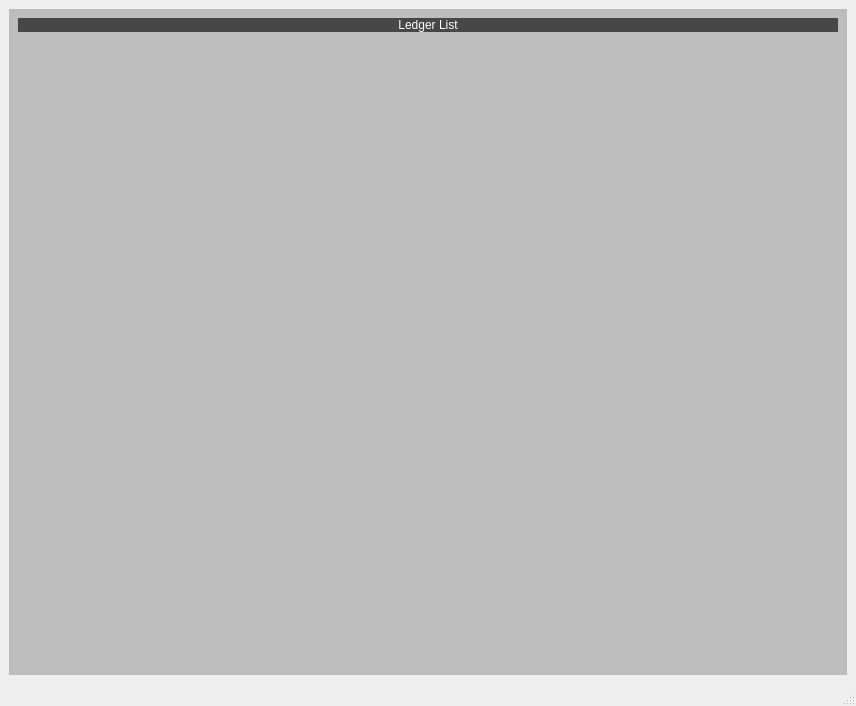
Qt form Resources/Ui/AlterLedgerList.ui (Darshitjivani/MBAS) before a commit.
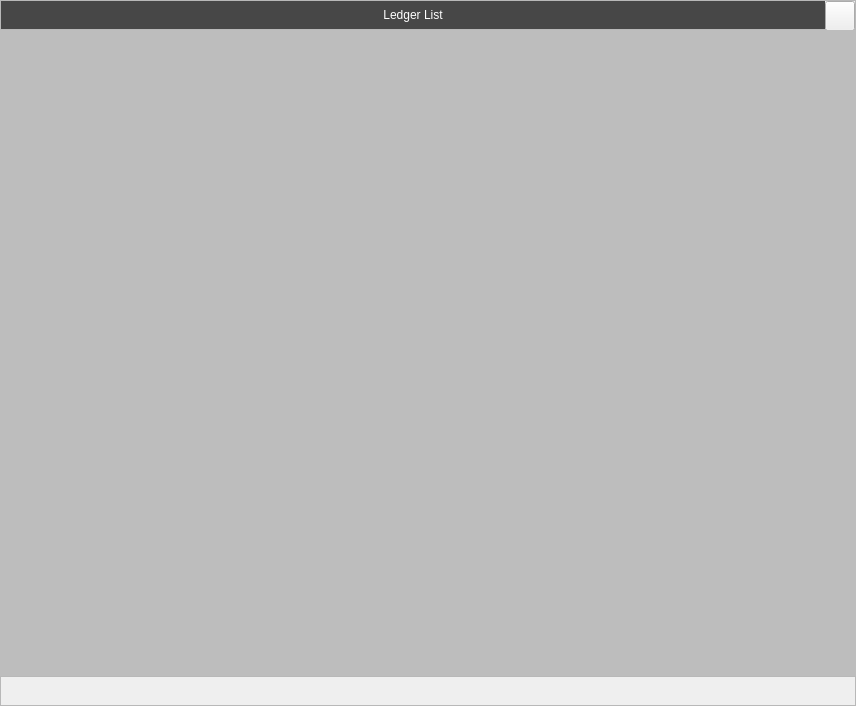
The same form after that commit. Icons and pictures are not drawn.

What changed in the file:
```diff
--- a/Resources/Ui/AlterLedgerList.ui
+++ b/Resources/Ui/AlterLedgerList.ui
@@ -13,17 +13,70 @@
   <property name="windowTitle">
    <string>MainWindow</string>
   </property>
+  <property name="styleSheet">
+   <string notr="true">font: 12pt &quot;Sitka Text&quot;;</string>
+  </property>
   <widget class="QWidget" name="centralwidget">
-   <layout class="QGridLayout" name="gridLayout">
+   <layout class="QGridLayout" name="gridLayout_2">
+    <property name="leftMargin">
+     <number>0</number>
+    </property>
+    <property name="topMargin">
+     <number>0</number>
+    </property>
+    <property name="rightMargin">
+     <number>0</number>
+    </property>
+    <property name="bottomMargin">
+     <number>0</number>
+    </property>
+    <property name="spacing">
+     <number>0</number>
+    </property>
     <item row="0" column="0">
-     <widget class="QWidget" name="widget" native="true">
-      <property name="styleSheet">
-       <string notr="true">background-color: rgb(189, 189, 189);
-border:none</string>
+     <widget class="QFrame" name="frame">
+      <property name="maximumSize">
+       <size>
+        <width>16777215</width>
+        <height>30</height>
+       </size>
       </property>
-      <layout class="QGridLayout" name="gridLayout_2">
+      <property name="frameShape">
+       <enum>QFrame::StyledPanel</enum>
+      </property>
+      <property name="frameShadow">
+       <enum>QFrame::Raised</enum>
+      </property>
+      <layout class="QGridLayout" name="gridLayout">
+       <property name="leftMargin">
+        <number>0</number>
+       </property>
+       <property name="topMargin">
+        <number>0</number>
+       </property>
+       <property name="rightMargin">
+        <number>0</number>
+       </property>
+       <property name="bottomMargin">
+        <number>0</number>
+       </property>
+       <property name="spacing">
+        <number>0</number>
+       </property>
        <item row="0" column="0">
         <widget class="QLabel" name="label">
+         <property name="minimumSize">
+          <size>
+           <width>0</width>
+           <height>0</height>
+          </size>
+         </property>
+         <property name="maximumSize">
+          <size>
+           <width>16777215</width>
+           <height>30</height>
+          </size>
+         </property>
          <property name="styleSheet">
           <string notr="true">background-color: rgb(71, 71, 71);
 color: rgb(255, 255, 255);
@@ -38,25 +91,82 @@
          </property>
         </widget>
        </item>
-       <item row="1" column="0">
-        <widget class="QListWidget" name="listWidget"/>
+       <item row="0" column="1">
+        <widget class="QPushButton" name="pushButton">
+         <property name="minimumSize">
+          <size>
+           <width>30</width>
+           <height>30</height>
+          </size>
+         </property>
+         <property name="maximumSize">
+          <size>
+           <width>30</width>
+           <height>30</height>
+          </size>
+         </property>
+         <property name="text">
+          <string/>
+         </property>
+         <property name="icon">
+          <iconset resource="../icons/icons.qrc">
+           <normaloff>:/newPrefix/icons/x.svg</normaloff>:/newPrefix/icons/x.svg</iconset>
+         </property>
+         <property name="iconSize">
+          <size>
+           <width>20</width>
+           <height>20</height>
+          </size>
+         </property>
+        </widget>
        </item>
       </layout>
      </widget>
     </item>
+    <item row="1" column="0">
+     <widget class="QWidget" name="widget" native="true">
+      <property name="styleSheet">
+       <string notr="true">background-color: rgb(189, 189, 189);
+border:none</string>
+      </property>
+      <layout class="QGridLayout" name="gridLayout_3">
+       <item row="0" column="0">
+        <widget class="QListWidget" name="listWidget">
+         <property name="sizePolicy">
+          <sizepolicy hsizetype="Fixed" vsizetype="Expanding">
+           <horstretch>0</horstretch>
+           <verstretch>0</verstretch>
+          </sizepolicy>
+         </property>
+        </widget>
+       </item>
+      </layout>
+     </widget>
+    </item>
+    <item row="2" column="0">
+     <widget class="QFrame" name="frame_2">
+      <property name="minimumSize">
+       <size>
+        <width>0</width>
+        <height>30</height>
+       </size>
+      </property>
+      <property name="maximumSize">
+       <size>
+        <width>16777215</width>
+        <height>30</height>
+       </size>
+      </property>
+      <property name="frameShape">
+       <enum>QFrame::StyledPanel</enum>
+      </property>
+      <property name="frameShadow">
+       <enum>QFrame::Raised</enum>
+      </property>
+     </widget>
+    </item>
    </layout>
   </widget>
-  <widget class="QMenuBar" name="menubar">
-   <property name="geometry">
-    <rect>
-     <x>0</x>
-     <y>0</y>
-     <width>856</width>
-     <height>21</height>
-    </rect>
-   </property>
-  </widget>
-  <widget class="QStatusBar" name="statusbar"/>
  </widget>
  <resources/>
  <connections/>
```
Left out of the diff: 5 changed lines with no effect on the pictures.
